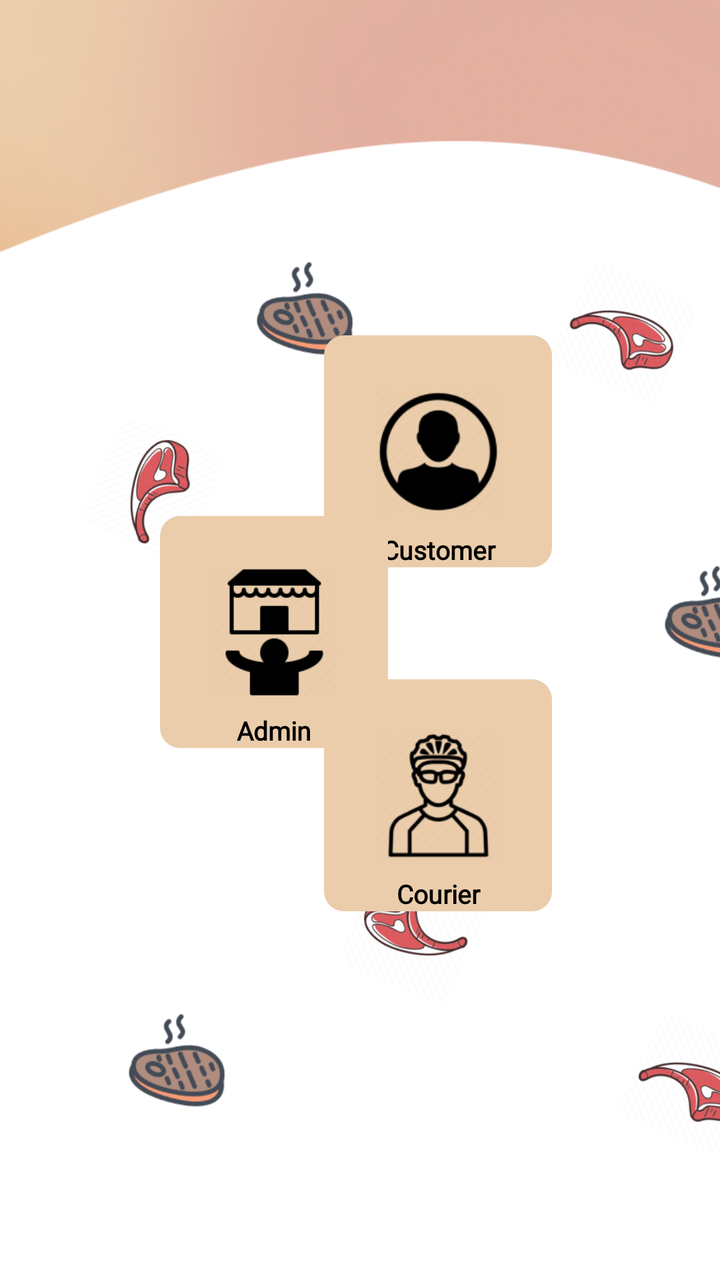
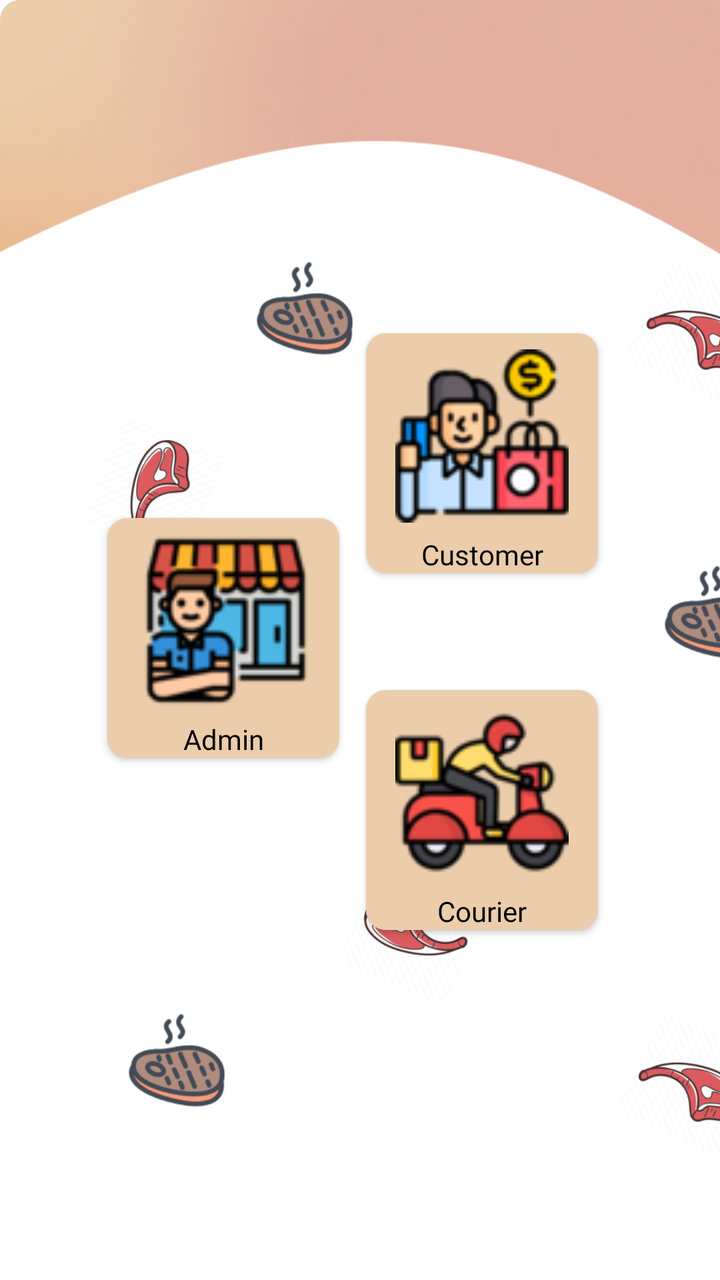

Before-and-after screenshots of an Android layout around one commit, followed by the original layout XML and the change that was made.
<!-- AndroidManifest.xml: application theme Theme.MeatMateApplication -->
<!-- res/layout/activity_main.xml -->
<?xml version="1.0" encoding="utf-8"?>
<androidx.constraintlayout.widget.ConstraintLayout
    xmlns:android="http://schemas.android.com/apk/res/android"
    xmlns:app="http://schemas.android.com/apk/res-auto"
    android:layout_width="match_parent"
    android:layout_height="match_parent">

    <ImageView
        android:id="@+id/imageView8"
        android:layout_width="450dp"
        android:layout_height="900dp"
        android:scaleType="fitXY"
        app:layout_constraintBottom_toBottomOf="parent"
        app:layout_constraintEnd_toEndOf="parent"
        app:layout_constraintStart_toStartOf="parent"
        app:layout_constraintTop_toTopOf="parent"
        app:layout_constraintVertical_bias="1.0"
        app:srcCompat="@drawable/background_ebcdab" />

    <ImageView
        android:id="@+id/imageView10"
        android:layout_width="259dp"
        android:layout_height="567dp"
        android:layout_marginStart="-30dp"
        android:layout_marginTop="16dp"
        android:layout_marginEnd="148dp"
        android:scaleType="fitXY"
        app:layout_constraintEnd_toEndOf="parent"
        app:layout_constraintStart_toStartOf="parent"
        app:layout_constraintTop_toTopOf="parent"
        app:srcCompat="@drawable/ellipse_background__e8a472" />

    <ImageView
        android:id="@+id/imageView7"
        android:layout_width="368dp"
        android:layout_height="328dp"
        android:scaleType="fitXY"
        app:layout_constraintBottom_toBottomOf="parent"
        app:layout_constraintEnd_toEndOf="parent"
        app:layout_constraintHorizontal_bias="1.0"
        app:layout_constraintStart_toStartOf="parent"
        app:layout_constraintTop_toTopOf="parent"
        app:layout_constraintVertical_bias="0.0"
        app:srcCompat="@drawable/ellipse_background__e3b09f" />


    <ImageView
        android:id="@+id/imageView11"
        android:layout_width="437dp"
        android:layout_height="570dp"
        android:scaleType="fitXY"
        app:layout_constraintBottom_toBottomOf="parent"
        app:layout_constraintEnd_toEndOf="parent"
        app:layout_constraintHorizontal_bias="0.0"
        app:layout_constraintStart_toStartOf="parent"
        app:layout_constraintTop_toTopOf="parent"
        app:layout_constraintVertical_bias="1.0"
        app:srcCompat="@drawable/background_white_round_big" />

    <ImageView
        android:id="@+id/imageView13"
        android:layout_width="48.7dp"
        android:layout_height="48.7dp"
        android:layout_marginStart="128dp"
        android:layout_marginTop="60dp"
        android:scaleType="fitXY"

        app:layout_constraintStart_toStartOf="parent"
        app:layout_constraintTop_toTopOf="@+id/imageView11"
        app:srcCompat="@drawable/meat_icon_1" />

    <ImageView
        android:id="@+id/imageView17"
        android:layout_width="48.7dp"
        android:layout_height="48.7dp"
        android:layout_marginStart="332dp"
        android:layout_marginTop="212dp"
        android:scaleType="fitXY"
        app:layout_constraintStart_toStartOf="parent"
        app:layout_constraintTop_toTopOf="@+id/imageView11"
        app:srcCompat="@drawable/meat_icon_1" />

    <ImageView
        android:id="@+id/imageView18"
        android:layout_width="48.7dp"
        android:layout_height="48.7dp"
        android:layout_marginStart="64dp"
        android:layout_marginTop="436dp"
        android:scaleType="fitXY"
        app:layout_constraintStart_toStartOf="parent"
        app:layout_constraintTop_toTopOf="@+id/imageView11"
        app:srcCompat="@drawable/meat_icon_1" />

    <ImageView
        android:id="@+id/imageView16"
        android:layout_width="72.86dp"
        android:layout_height="72.86dp"
        android:layout_marginStart="40dp"
        android:layout_marginTop="140dp"
        android:rotation="-90"
        android:scaleType="fitXY"
        app:layout_constraintStart_toStartOf="parent"
        app:layout_constraintTop_toTopOf="@+id/imageView11"
        app:srcCompat="@drawable/meat_icon_2" />

    <ImageView
        android:id="@+id/imageView19"
        android:layout_width="72.86dp"
        android:layout_height="72.86dp"
        android:layout_marginStart="172dp"
        android:layout_marginTop="360dp"
        android:rotation="180"
        android:scaleType="fitXY"
        app:layout_constraintStart_toStartOf="parent"
        app:layout_constraintTop_toTopOf="@+id/imageView11"
        app:srcCompat="@drawable/meat_icon_2" />

    <ImageView
        android:id="@+id/imageView20"
        android:layout_width="72.86dp"
        android:layout_height="72.86dp"
        android:layout_marginStart="308dp"
        android:layout_marginTop="436dp"
        android:scaleType="fitXY"
        app:layout_constraintStart_toStartOf="parent"
        app:layout_constraintTop_toTopOf="@+id/imageView11"
        app:srcCompat="@drawable/meat_icon_2" />

    <ImageView
        android:id="@+id/imageView21"
        android:layout_width="72.86dp"
        android:layout_height="72.86dp"
        android:layout_marginStart="312dp"
        android:layout_marginTop="60dp"
        android:scaleType="fitXY"
        app:layout_constraintStart_toStartOf="@+id/imageView10"
        app:layout_constraintTop_toTopOf="@+id/imageView11"
        app:srcCompat="@drawable/meat_icon_2" />

    <TextView
        android:id="@+id/customerBtn"
        android:layout_width="114dp"
        android:layout_height="116dp"
        android:layout_marginEnd="84dp"
        android:background="@drawable/almond_button"
        android:fontFamily="@font/bevan"
        android:gravity="center|bottom"
        android:text="Customer"
        android:textColor="#000000"
        android:textSize="13sp"
        android:textStyle="bold"
        app:layout_constraintBottom_toBottomOf="@+id/imageView8"
        app:layout_constraintEnd_toEndOf="parent"
        app:layout_constraintHorizontal_bias="1.0"
        app:layout_constraintStart_toStartOf="@+id/imageView8"
        app:layout_constraintTop_toTopOf="@+id/imageView11"
        app:layout_constraintVertical_bias="0.215" />

    <TextView
        android:id="@+id/textView5"
        android:layout_width="114dp"
        android:layout_height="116dp"
        android:layout_marginStart="80dp"
        android:layout_marginTop="188dp"
        android:background="@drawable/almond_button"
        android:fontFamily="@font/bevan"
        android:gravity="center|bottom"
        android:text="Admin"
        android:textColor="#000000"
        android:textSize="13sp"
        android:textStyle="bold"
        app:layout_constraintEnd_toStartOf="@+id/customerBtn"
        app:layout_constraintHorizontal_bias="0.0"
        app:layout_constraintStart_toStartOf="parent"
        app:layout_constraintTop_toTopOf="@+id/imageView11" />

    <TextView
        android:id="@+id/textView6"
        android:layout_width="114dp"
        android:layout_height="116dp"
        android:layout_marginTop="56dp"
        android:layout_marginEnd="84dp"
        android:background="@drawable/almond_button"
        android:fontFamily="@font/bevan"
        android:gravity="center|bottom"
        android:text="Courier"
        android:textColor="#000000"
        android:textSize="13sp"
        android:textStyle="bold"
        app:layout_constraintEnd_toEndOf="parent"
        app:layout_constraintTop_toBottomOf="@+id/customerBtn" />

    <ImageView
        android:id="@+id/imageView12"
        android:layout_width="65dp"
        android:layout_height="65dp"
        android:scaleType="fitXY"
        app:layout_constraintBottom_toBottomOf="@+id/customerBtn"
        app:layout_constraintEnd_toEndOf="@+id/customerBtn"
        app:layout_constraintStart_toStartOf="@+id/customerBtn"
        app:layout_constraintTop_toTopOf="@+id/customerBtn"
        app:srcCompat="@drawable/customer" />

    <ImageView
        android:id="@+id/imageView14"
        android:layout_width="65dp"
        android:layout_height="65dp"
        app:layout_constraintBottom_toBottomOf="@+id/textView5"
        app:layout_constraintEnd_toEndOf="@+id/textView5"
        app:layout_constraintStart_toStartOf="@+id/textView5"
        app:layout_constraintTop_toTopOf="@+id/textView5"
        app:srcCompat="@drawable/admin" />

    <ImageView
        android:id="@+id/imageView15"
        android:layout_width="65dp"
        android:layout_height="65dp"
        app:layout_constraintBottom_toBottomOf="@+id/textView6"
        app:layout_constraintEnd_toEndOf="@+id/textView6"
        app:layout_constraintStart_toStartOf="@+id/textView6"
        app:layout_constraintTop_toTopOf="@+id/textView6"
        app:srcCompat="@drawable/courier" />

</androidx.constraintlayout.widget.ConstraintLayout>
<!-- resources referenced by this layout -->
<resources>
  <!-- drawable admin: png bitmap (drawable-ldpi, 4754 bytes) -->
  <!-- drawable almond_button (drawable) -->
  <?xml version="1.0" encoding="utf-8"?>
  <selector xmlns:android="http://schemas.android.com/apk/res/android">
      <item>
          <shape android:shape="rectangle">
              <solid android:color="#EBCDAB"/>
              <corners android:radius="10dp"/>
          </shape>
      </item>
  
  </selector>
  <!-- drawable background_ebcdab (drawable) -->
  <shape xmlns:android="http://schemas.android.com/apk/res/android" android:shape="rectangle">
      <solid android:color="#EBCDAB" />
      <corners android:radius="10dp" /> 
  </shape>
  <!-- drawable background_white_round_big: png bitmap (drawable-ldpi, 18481 bytes) -->
  <!-- drawable courier: png bitmap (drawable-ldpi, 10607 bytes) -->
  <!-- drawable customer: png bitmap (drawable-ldpi, 8415 bytes) -->
  <!-- drawable ellipse_background__e3b09f: png bitmap (drawable-ldpi, 328045 bytes) -->
  <!-- drawable ellipse_background__e8a472: png bitmap (drawable-ldpi, 347327 bytes) -->
  <!-- drawable meat_icon_1: png bitmap (drawable-ldpi, 6776 bytes) -->
  <!-- drawable meat_icon_2: png bitmap (drawable-ldpi, 19014 bytes) -->
  <style name="Theme.MeatMateApplication" parent="Theme.MaterialComponents.DayNight.NoActionBar">
          
          <item name="colorPrimary">#EBCDAB</item>
          <item name="colorPrimaryVariant">#EBCDAB</item>
          <item name="colorOnPrimary">@color/white</item>
          
          <item name="colorSecondary">@color/teal_200</item>
          <item name="colorSecondaryVariant">@color/teal_700</item>
          <item name="colorOnSecondary">@color/black</item>
          
          <item name="android:statusBarColor">?attr/colorPrimaryVariant</item>
          
      </style>
  <color name="white">#FFFFFFFF</color>
  <color name="teal_200">#FF03DAC5</color>
  <color name="teal_700">#FF018786</color>
  <color name="black">#FF000000</color>
</resources>

<!-- the commit's change to res/layout/activity_main.xml (unified diff, before → after) -->
@@ -2,30 +2,29 @@
 <androidx.constraintlayout.widget.ConstraintLayout
     xmlns:android="http://schemas.android.com/apk/res/android"
     xmlns:app="http://schemas.android.com/apk/res-auto"
+    xmlns:tools="http://schemas.android.com/tools"
     android:layout_width="match_parent"
     android:layout_height="match_parent">
 
+
     <ImageView
         android:id="@+id/imageView8"
-        android:layout_width="450dp"
-        android:layout_height="900dp"
-        android:scaleType="fitXY"
-        app:layout_constraintBottom_toBottomOf="parent"
-        app:layout_constraintEnd_toEndOf="parent"
-        app:layout_constraintStart_toStartOf="parent"
-        app:layout_constraintTop_toTopOf="parent"
-        app:layout_constraintVertical_bias="1.0"
+        android:layout_width="match_parent"
+        android:layout_height="match_parent"
+        android:scaleType="fitXY"
+        app:layout_constraintBottom_toBottomOf="parent"
+        app:layout_constraintEnd_toEndOf="parent"
+        app:layout_constraintHorizontal_bias="0.0"
+        app:layout_constraintStart_toStartOf="parent"
+        app:layout_constraintTop_toTopOf="parent"
+        app:layout_constraintVertical_bias="0.0"
         app:srcCompat="@drawable/background_ebcdab" />
 
     <ImageView
         android:id="@+id/imageView10"
         android:layout_width="259dp"
         android:layout_height="567dp"
-        android:layout_marginStart="-30dp"
-        android:layout_marginTop="16dp"
-        android:layout_marginEnd="148dp"
-        android:scaleType="fitXY"
-        app:layout_constraintEnd_toEndOf="parent"
+        android:scaleType="fitXY"
         app:layout_constraintStart_toStartOf="parent"
         app:layout_constraintTop_toTopOf="parent"
         app:srcCompat="@drawable/ellipse_background__e8a472" />
@@ -45,16 +44,24 @@
 
 
     <ImageView
+        android:id="@+id/imageView15"
+        android:layout_width="wrap_content"
+        android:layout_height="wrap_content"
+        android:scaleType="fitXY"
+        app:layout_constraintBottom_toBottomOf="parent"
+        app:layout_constraintEnd_toEndOf="parent"
+        app:layout_constraintTop_toTopOf="parent"
+        app:srcCompat="@drawable/image_2" />
+
+    <ImageView
         android:id="@+id/imageView11"
-        android:layout_width="437dp"
+        android:layout_width="match_parent"
         android:layout_height="570dp"
         android:scaleType="fitXY"
         app:layout_constraintBottom_toBottomOf="parent"
         app:layout_constraintEnd_toEndOf="parent"
         app:layout_constraintHorizontal_bias="0.0"
         app:layout_constraintStart_toStartOf="parent"
-        app:layout_constraintTop_toTopOf="parent"
-        app:layout_constraintVertical_bias="1.0"
         app:srcCompat="@drawable/background_white_round_big" />
 
     <ImageView
@@ -137,88 +144,64 @@
         app:layout_constraintTop_toTopOf="@+id/imageView11"
         app:srcCompat="@drawable/meat_icon_2" />
 
-    <TextView
+    <androidx.appcompat.widget.AppCompatButton
         android:id="@+id/customerBtn"
-        android:layout_width="114dp"
-        android:layout_height="116dp"
-        android:layout_marginEnd="84dp"
+        style="@android:style/Widget.Button"
+        android:layout_width="116dp"
+        android:layout_height="120dp"
         android:background="@drawable/almond_button"
+        android:drawableTop="@drawable/customer_icon"
+        android:paddingTop="8dp"
         android:fontFamily="@font/bevan"
         android:gravity="center|bottom"
         android:text="Customer"
-        android:textColor="#000000"
-        android:textSize="13sp"
-        android:textStyle="bold"
+        android:textColor="@color/black"
+        android:textSize="14dp"
         app:layout_constraintBottom_toBottomOf="@+id/imageView8"
         app:layout_constraintEnd_toEndOf="parent"
-        app:layout_constraintHorizontal_bias="1.0"
+        app:layout_constraintHorizontal_bias="0.75"
         app:layout_constraintStart_toStartOf="@+id/imageView8"
         app:layout_constraintTop_toTopOf="@+id/imageView11"
         app:layout_constraintVertical_bias="0.215" />
 
-    <TextView
-        android:id="@+id/textView5"
-        android:layout_width="114dp"
-        android:layout_height="116dp"
-        android:layout_marginStart="80dp"
-        android:layout_marginTop="188dp"
+
+    <androidx.appcompat.widget.AppCompatButton
+        android:id="@+id/adminBtn"
+        style="@android:style/Widget.Button"
+        android:layout_width="116dp"
+        android:layout_height="120dp"
         android:background="@drawable/almond_button"
+        android:drawableTop="@drawable/admin_icon"
         android:fontFamily="@font/bevan"
         android:gravity="center|bottom"
+        android:paddingTop="8dp"
         android:text="Admin"
-        android:textColor="#000000"
-        android:textSize="13sp"
-        android:textStyle="bold"
+        android:textColor="@color/black"
+        android:textSize="14dp"
+        app:layout_constraintBottom_toBottomOf="parent"
         app:layout_constraintEnd_toStartOf="@+id/customerBtn"
-        app:layout_constraintHorizontal_bias="0.0"
-        app:layout_constraintStart_toStartOf="parent"
-        app:layout_constraintTop_toTopOf="@+id/imageView11" />
-
-    <TextView
-        android:id="@+id/textView6"
-        android:layout_width="114dp"
-        android:layout_height="116dp"
-        android:layout_marginTop="56dp"
-        android:layout_marginEnd="84dp"
+        app:layout_constraintHorizontal_bias="0.8"
+        app:layout_constraintStart_toStartOf="parent"
+        app:layout_constraintTop_toTopOf="@+id/imageView11"
+        app:layout_constraintVertical_bias="0.42000002" />
+
+    <androidx.appcompat.widget.AppCompatButton
+        android:id="@+id/courierBtn"
+        style="@android:style/Widget.Button"
+        android:layout_width="116dp"
+        android:layout_height="120dp"
         android:background="@drawable/almond_button"
+        android:drawableTop="@drawable/delivery_bike"
         android:fontFamily="@font/bevan"
         android:gravity="center|bottom"
+        android:paddingTop="8dp"
         android:text="Courier"
-        android:textColor="#000000"
-        android:textSize="13sp"
-        android:textStyle="bold"
-        app:layout_constraintEnd_toEndOf="parent"
-        app:layout_constraintTop_toBottomOf="@+id/customerBtn" />
-
-    <ImageView
-        android:id="@+id/imageView12"
-        android:layout_width="65dp"
-        android:layout_height="65dp"
-        android:scaleType="fitXY"
-        app:layout_constraintBottom_toBottomOf="@+id/customerBtn"
+        android:textColor="@color/black"
+        android:textSize="14dp"
+        app:layout_constraintBottom_toBottomOf="parent"
         app:layout_constraintEnd_toEndOf="@+id/customerBtn"
         app:layout_constraintStart_toStartOf="@+id/customerBtn"
-        app:layout_constraintTop_toTopOf="@+id/customerBtn"
-        app:srcCompat="@drawable/customer" />
-
-    <ImageView
-        android:id="@+id/imageView14"
-        android:layout_width="65dp"
-        android:layout_height="65dp"
-        app:layout_constraintBottom_toBottomOf="@+id/textView5"
-        app:layout_constraintEnd_toEndOf="@+id/textView5"
-        app:layout_constraintStart_toStartOf="@+id/textView5"
-        app:layout_constraintTop_toTopOf="@+id/textView5"
-        app:srcCompat="@drawable/admin" />
-
-    <ImageView
-        android:id="@+id/imageView15"
-        android:layout_width="65dp"
-        android:layout_height="65dp"
-        app:layout_constraintBottom_toBottomOf="@+id/textView6"
-        app:layout_constraintEnd_toEndOf="@+id/textView6"
-        app:layout_constraintStart_toStartOf="@+id/textView6"
-        app:layout_constraintTop_toTopOf="@+id/textView6"
-        app:srcCompat="@drawable/courier" />
+        app:layout_constraintTop_toBottomOf="@+id/customerBtn"
+        app:layout_constraintVertical_bias="0.25" />
 
 </androidx.constraintlayout.widget.ConstraintLayout>
<!-- resource entries referenced after the edit -->
@@ -1,6 +1,6 @@
 <!-- resources referenced by this layout -->
 <resources>
-  <!-- drawable admin: png bitmap (drawable-ldpi, 4754 bytes) -->
+  <!-- drawable admin_icon: png bitmap (drawable-ldpi, 2625 bytes) -->
   <!-- drawable almond_button (drawable) -->
   <?xml version="1.0" encoding="utf-8"?>
   <selector xmlns:android="http://schemas.android.com/apk/res/android">
@@ -18,17 +18,19 @@
       <corners android:radius="10dp" /> 
   </shape>
   <!-- drawable background_white_round_big: png bitmap (drawable-ldpi, 18481 bytes) -->
-  <!-- drawable courier: png bitmap (drawable-ldpi, 10607 bytes) -->
-  <!-- drawable customer: png bitmap (drawable-ldpi, 8415 bytes) -->
+  <!-- drawable customer_icon: png bitmap (drawable-ldpi, 2706 bytes) -->
+  <!-- drawable delivery_bike: png bitmap (drawable-ldpi, 2209 bytes) -->
   <!-- drawable ellipse_background__e3b09f: png bitmap (drawable-ldpi, 328045 bytes) -->
   <!-- drawable ellipse_background__e8a472: png bitmap (drawable-ldpi, 347327 bytes) -->
+  <!-- drawable image_2: png bitmap (drawable-ldpi, 529313 bytes) -->
   <!-- drawable meat_icon_1: png bitmap (drawable-ldpi, 6776 bytes) -->
   <!-- drawable meat_icon_2: png bitmap (drawable-ldpi, 19014 bytes) -->
   <style name="Theme.MeatMateApplication" parent="Theme.MaterialComponents.DayNight.NoActionBar">
+  
           
           <item name="colorPrimary">#EBCDAB</item>
           <item name="colorPrimaryVariant">#EBCDAB</item>
-          <item name="colorOnPrimary">@color/white</item>
+          <item name="colorOnPrimary">@color/black</item>
           
           <item name="colorSecondary">@color/teal_200</item>
           <item name="colorSecondaryVariant">@color/teal_700</item>
@@ -37,9 +39,5 @@
           <item name="android:statusBarColor">?attr/colorPrimaryVariant</item>
           
       </style>
-  <color name="white">#FFFFFFFF</color>
-  <color name="teal_200">#FF03DAC5</color>
-  <color name="teal_700">#FF018786</color>
-  <color name="black">#FF000000</color>
 </resources>
 
